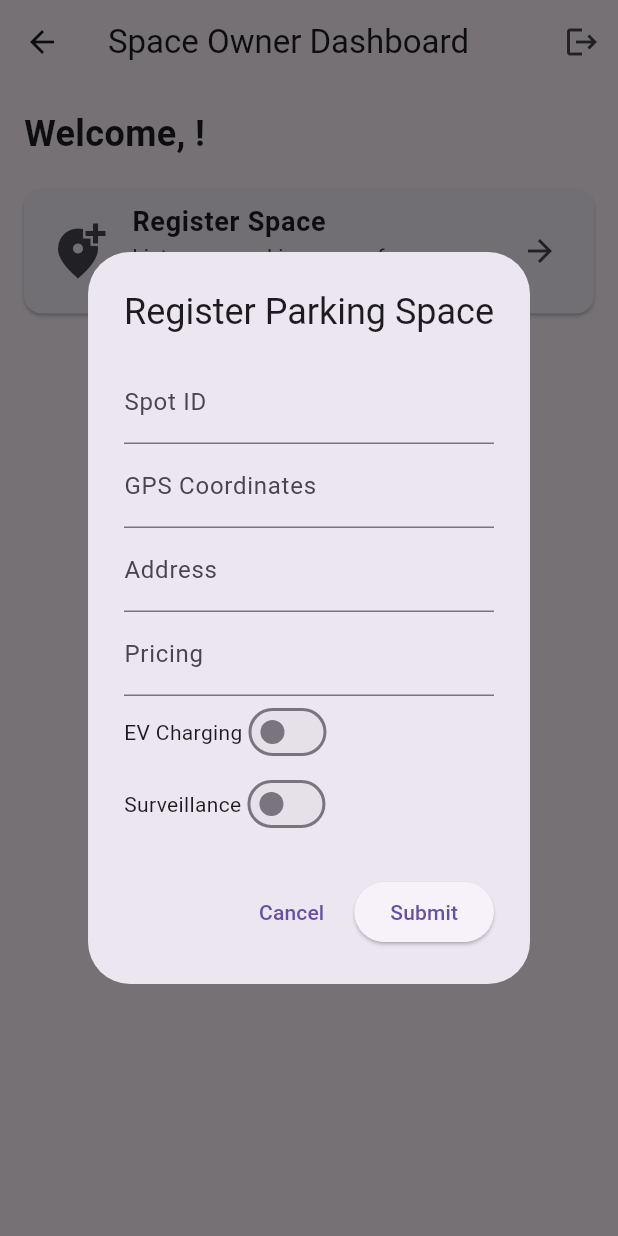
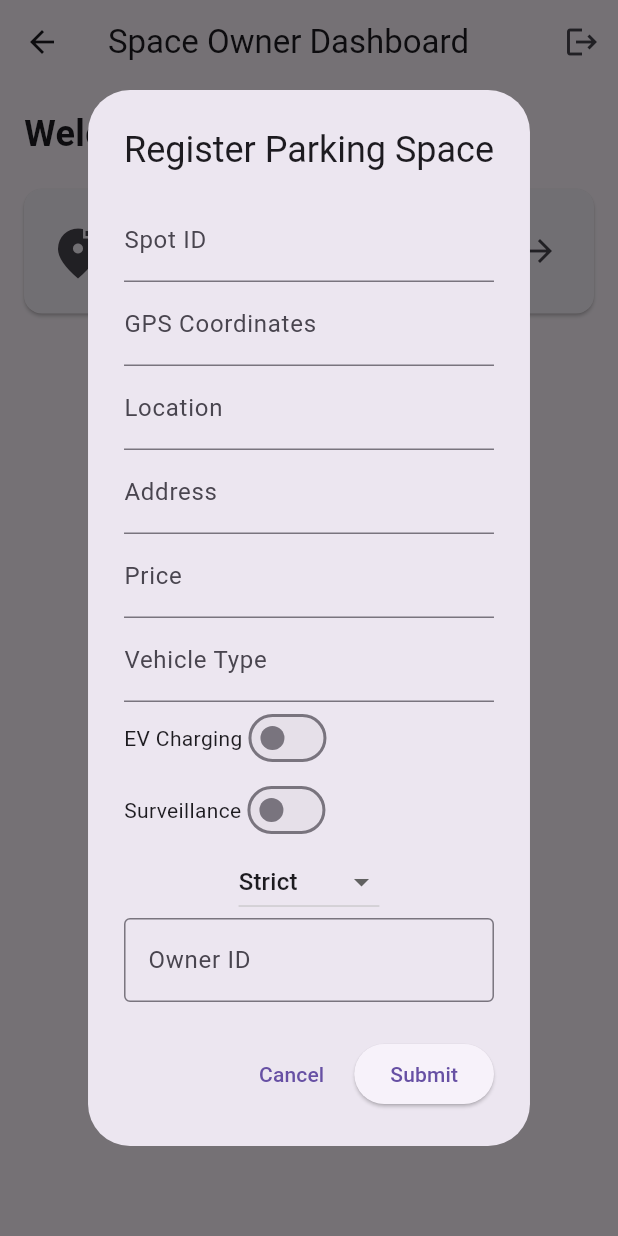
Before and after one commit to redowansami/ParkKoro, a Flutter app: the SpaceOwnerPage screen opened directly with empty values, after a tap on "Register Space", on a phone screen of 412 x 824 dp. Run offline on Flutter 3.47's test engine with Material 3 defaults, Android fonts, the light colour scheme and no system bars; network calls fail.

Commit message:
Ready for mid 2

```diff
--- a/frontend/login_app/lib/View/space_owner_page.dart
+++ b/frontend/login_app/lib/View/space_owner_page.dart
@@ -1,6 +1,6 @@
 import 'package:flutter/material.dart';
-import '../controllers/space_owner_controller.dart';
-import '../models/space_owner_model.dart';
+import '../controllers/parking_spot_controller.dart';
+import '../models/parking_spot.dart'; // Updated to use ParkingSpot model
 
 class SpaceOwnerPage extends StatefulWidget {
   final String username;
@@ -12,8 +12,27 @@ class SpaceOwnerPage extends StatefulWidget {
 }
 
 class _SpaceOwnerPageState extends State<SpaceOwnerPage> {
-  final SpaceOwnerController _controller = SpaceOwnerController();
-  final SpaceOwnerModel _model = SpaceOwnerModel();
+  final ParkingSpotController _controller = ParkingSpotController();
+  late ParkingSpot _model; // Declare _model as late to initialize it in initState
+
+  @override
+  void initState() {
+    super.initState();
+    // Initialize _model with the username as ownerID
+    _model = ParkingSpot(
+      spotID: '',
+      ownerID: widget.username, // Set ownerID to the username
+      adminID: null,
+      vehicleType: '',
+      location: '',
+      gpsCoordinates: '',
+      price: 0,
+      evCharging: false,
+      surveillance: false,
+      cancellationPolicy: 'Strict',
+      availabilityStatus: true,
+    );
+  }
 
   Future<void> _submitParkingSpot() async {
     try {
@@ -22,12 +41,14 @@ class _SpaceOwnerPageState extends State<SpaceOwnerPage> {
         const SnackBar(content: Text('Parking spot submitted for review.')),
       );
       setState(() {
-        _model.spotId = '';
+        _model.spotID = '';
         _model.gpsCoordinates = '';
-        _model.address = '';
-        _model.pricing = 0.0;
+        _model.location = '';
+        _model.price = 0;
         _model.evCharging = false;
         _model.surveillance = false;
+        _model.vehicleType = '';
+        _model.cancellationPolicy = 'Strict';
       });
     } catch (e) {
       ScaffoldMessenger.of(context).showSnackBar(
@@ -39,6 +60,7 @@ class _SpaceOwnerPageState extends State<SpaceOwnerPage> {
   void _showRegisterSpaceDialog() {
     bool localEvCharging = _model.evCharging;
     bool localSurveillance = _model.surveillance;
+    String localCancellationPolicy = _model.cancellationPolicy;
 
     showDialog(
   context: context,
@@ -52,7 +74,7 @@ class _SpaceOwnerPageState extends State<SpaceOwnerPage> {
               mainAxisSize: MainAxisSize.min,
               children: [
                 TextField(
-                      onChanged: (value) => _model.spotId = value,
+                  onChanged: (value) => _model.spotID = value,
                   decoration: InputDecoration(labelText: 'Spot ID'),
                 ),
                 TextField(
@@ -60,13 +82,21 @@ class _SpaceOwnerPageState extends State<SpaceOwnerPage> {
                   decoration: InputDecoration(labelText: 'GPS Coordinates'),
                 ),
                 TextField(
-                      onChanged: (value) => _model.address = value,
+                  onChanged: (value) => _model.location = value,
+                  decoration: InputDecoration(labelText: 'Location'),
+                ),
+                TextField(
+                  onChanged: (value) => _model.location = value,
                   decoration: InputDecoration(labelText: 'Address'),
                 ),
                 TextField(
-                      onChanged: (value) => _model.pricing = double.parse(value),
-                      decoration: InputDecoration(labelText: 'Pricing'),
+                  onChanged: (value) => _model.price = int.parse(value),
+                  decoration: InputDecoration(labelText: 'Price'),
                   keyboardType: TextInputType.number,
+                ),
+                TextField(
+                  onChanged: (value) => _model.vehicleType = value,
+                  decoration: InputDecoration(labelText: 'Vehicle Type'),
                 ),
                 Row(
                   children: [
@@ -94,6 +124,30 @@ class _SpaceOwnerPageState extends State<SpaceOwnerPage> {
                     ),
                   ],
                 ),
+                DropdownButton<String>(
+                  value: localCancellationPolicy,
+                  onChanged: (String? newValue) {
+                    setState(() {
+                      localCancellationPolicy = newValue!;
+                    });
+                  },
+                  items: <String>['Strict', 'Moderate', 'Flexible']
+                      .map<DropdownMenuItem<String>>((String value) {
+                    return DropdownMenuItem<String>(
+                      value: value,
+                      child: Text(value),
+                    );
+                  }).toList(),
+                ),
+                // Auto-filled, non-editable TextField for ownerID
+                TextField(
+                  readOnly: true, // Make the field non-editable
+                  controller: TextEditingController(text: _model.ownerID), // Auto-fill with ownerID
+                  decoration: InputDecoration(
+                    labelText: 'Owner ID',
+                    border: OutlineInputBorder(),
+                  ),
+                ),
               ],
             ),
           ),
@@ -109,6 +163,7 @@ class _SpaceOwnerPageState extends State<SpaceOwnerPage> {
                 setState(() {
                   _model.evCharging = localEvCharging;
                   _model.surveillance = localSurveillance;
+                  _model.cancellationPolicy = localCancellationPolicy;
                 });
                 Navigator.pop(context);
                 _submitParkingSpot();
--- a/frontend/login_app/lib/View/vehicle_owner_page.dart
+++ b/frontend/login_app/lib/View/vehicle_owner_page.dart
@@ -275,7 +275,7 @@ class _VehicleOwnerPageState extends State<VehicleOwnerPage> {
                                 const SizedBox(width: 8),
                                 Expanded(
                                   child: Text(
-                                    spot.address,
+                                    spot.location,
                                     style: const TextStyle(
                                       fontSize: 16,
                                       color: Colors.black87,
@@ -291,7 +291,7 @@ class _VehicleOwnerPageState extends State<VehicleOwnerPage> {
                                     color: Colors.grey),
                                 const SizedBox(width: 8),
                                 Text(
-                                  '\$${spot.pricing}/hour',
+                                  '\$${spot.price}/hour',
                                   style: const TextStyle(
                                     fontSize: 16,
                                     color: Colors.black87,
--- a/frontend/login_app/lib/controllers/admin_controller.dart
+++ b/frontend/login_app/lib/controllers/admin_controller.dart
@@ -1,4 +1,3 @@
-// lib/controllers/admin_controller.dart
 import 'package:http/http.dart' as http;
 import 'dart:convert';
 
@@ -18,12 +17,12 @@ class AdminController {
     }
   }
 
-  Future<void> reviewSpot(int id, bool approve) async {
+  Future<void> reviewSpot(int id, String action) async {
     try {
       final response = await http.post(
         Uri.parse('http://127.0.0.1:5000/review_parking_spot/$id'),
         headers: {'Content-Type': 'application/json'},
-        body: jsonEncode({'action': approve ? 'approve' : 'reject'}),
+        body: jsonEncode({'action': action}), // Send "accept" or "delete"
       );
       if (response.statusCode != 200) {
         throw Exception('Failed to complete action: ${response.body}');
--- a/frontend/login_app/lib/controllers/login_controller.dart
+++ b/frontend/login_app/lib/controllers/login_controller.dart
@@ -1,4 +1,3 @@
-// lib/controllers/login_controller.dart
 import 'package:http/http.dart' as http;
 import 'dart:convert';
 
--- a/frontend/login_app/lib/controllers/register_controller.dart
+++ b/frontend/login_app/lib/controllers/register_controller.dart
@@ -1,4 +1,3 @@
-// lib/controllers/register_controller.dart
 import 'package:http/http.dart' as http;
 import 'dart:convert';
 import '../models/register_model.dart'; // Import the RegisterModel class
--- a/frontend/login_app/lib/controllers/space_owner_controller.dart
+++ b/frontend/login_app/lib/controllers/space_owner_controller.dart
@@ -1,8 +1,6 @@
-// lib/controllers/space_owner_controller.dart
 import 'package:http/http.dart' as http;
 import 'dart:convert';
-import '../models/space_owner_model.dart'; // Import the RegisterModel class
-
+import '../models/space_owner_model.dart';
 
 class SpaceOwnerController {
   Future<void> submitParkingSpot(SpaceOwnerModel model) async {
--- a/frontend/login_app/lib/models/admin_model.dart
+++ b/frontend/login_app/lib/models/admin_model.dart
@@ -1,4 +1,3 @@
-// lib/models/admin_model.dart
 class AdminModel {
   String username;
   List<dynamic> unverifiedSpots = [];
--- a/frontend/login_app/lib/models/login_model.dart
+++ b/frontend/login_app/lib/models/login_model.dart
@@ -1,4 +1,3 @@
-// lib/models/login_model.dart
 class LoginModel {
   String username = '';
   String password = '';
--- a/frontend/login_app/lib/models/parking_spot.dart
+++ b/frontend/login_app/lib/models/parking_spot.dart
@@ -1,65 +1,28 @@
-// class ParkingSpot {
-//   String spotID;
-//   String gpsCoordinates;
-//   String address;
-//   double pricing;
-//   bool availabilityStatus;
-//   bool evChargingAvailability;
-//   bool surveillanceAvailability;
-
-//   ParkingSpot({
-//     required this.spotID,
-//     required this.gpsCoordinates,
-//     required this.address,
-//     required this.pricing,
-//     required this.availabilityStatus,
-//     required this.evChargingAvailability,
-//     required this.surveillanceAvailability,
-//   });
-
-//   String viewAvailability() {
-//     return availabilityStatus ? "Available" : "Unavailable";
-//   }
-
-//   Map<String, dynamic> getDetails() {
-//     return {
-//       'Spot ID': spotID,
-//       'GPS Coordinates': gpsCoordinates,
-//       'Address': address,
-//       'Pricing': pricing,
-//       'Availability': availabilityStatus,
-//       'EV Charging': evChargingAvailability,
-//       'Surveillance': surveillanceAvailability,
-//     };
-//   }
-
-//   void integrateMapLocation() {
-//     // Logic for map integration
-//   }
-
-//   void viewFeedback() {
-//     // Logic to fetch and display feedback
-//   }
-// }
-
-// lib/models/parking_spot.dart
 class ParkingSpot {
   String spotID;
+  String ownerID;
+  String? adminID;
+  String vehicleType;
+  String location;
   String gpsCoordinates;
-  String address;
-  double pricing;
+  int price;
+  bool evCharging;
+  bool surveillance;
+  String cancellationPolicy;
   bool availabilityStatus;
-  bool evChargingAvailability;
-  bool surveillanceAvailability;
 
   ParkingSpot({
     required this.spotID,
+    required this.ownerID,
+    this.adminID,
+    required this.vehicleType,
+    required this.location,
     required this.gpsCoordinates,
-    required this.address,
-    required this.pricing,
+    required this.price,
+    required this.evCharging,
+    required this.surveillance,
+    required this.cancellationPolicy,
     required this.availabilityStatus,
-    required this.evChargingAvailability,
-    required this.surveillanceAvailability,
   });
 
   String viewAvailability() {
@@ -69,24 +32,32 @@ class ParkingSpot {
   Map<String, dynamic> toJson() {
     return {
       'spot_id': spotID,
+      'owner_id': ownerID,
+      'admin_id': adminID,
+      'vehicle_type': vehicleType,
+      'location': location,
       'gps_coordinates': gpsCoordinates,
-      'address': address,
-      'pricing': pricing,
+      'price': price,
+      'ev_charging': evCharging,
+      'surveillance': surveillance,
+      'cancellation_policy': cancellationPolicy,
       'availability_status': availabilityStatus,
-      'ev_charging_availability': evChargingAvailability,
-      'surveillance_availability': surveillanceAvailability,
     };
   }
 
   static ParkingSpot fromJson(Map<String, dynamic> json) {
     return ParkingSpot(
       spotID: json['spot_id'],
+      ownerID: json['owner_id'],
+      adminID: json['admin_id'],
+      vehicleType: json['vehicle_type'],
+      location: json['location'],
       gpsCoordinates: json['gps_coordinates'],
-      address: json['address'],
-      pricing: json['pricing'],
+      price: json['price'],
+      evCharging: json['ev_charging'],
+      surveillance: json['surveillance'],
+      cancellationPolicy: json['cancellation_policy'],
       availabilityStatus: json['availability_status'],
-      evChargingAvailability: json['ev_charging_availability'],
-      surveillanceAvailability: json['surveillance_availability'],
     );
   }
 }
--- a/frontend/login_app/lib/models/register_model.dart
+++ b/frontend/login_app/lib/models/register_model.dart
@@ -1,4 +1,3 @@
-// lib/models/register_model.dart
 class RegisterModel {
   String nid = '';
   String username = '';
--- a/frontend/login_app/lib/models/space_owner_model.dart
+++ b/frontend/login_app/lib/models/space_owner_model.dart
@@ -1,4 +1,3 @@
-// lib/models/space_owner_model.dart
 class SpaceOwnerModel {
   String spotId = '';
   String gpsCoordinates = '';
--- a/frontend/login_app/pubspec.yaml
+++ b/frontend/login_app/pubspec.yaml
@@ -31,7 +31,7 @@ dependencies:
   flutter:
     sdk: flutter
   http: ^1.2.2
-
+  flutter_secure_storage: ^6.0.0
 
   # The following adds the Cupertino Icons font to your application.
   # Use with the CupertinoIcons class for iOS style icons.
```
Also changed, not shown: frontend/login_app/lib/View/admin_page.dart (+6 -6 lines), frontend/login_app/lib/controllers/parking_spot_controller.dart (+29 -2 lines), frontend/login_app/pubspec.lock, 11 other files. Lines whose indentation alone changed are shown as unchanged.
